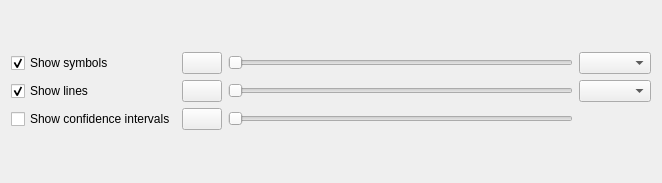
The window that braphy/gui/ui_files/binary_plot_settings.ui (softmatterlab/Braph-2.0-Python) describes before a commit, drawn with Qt 5.
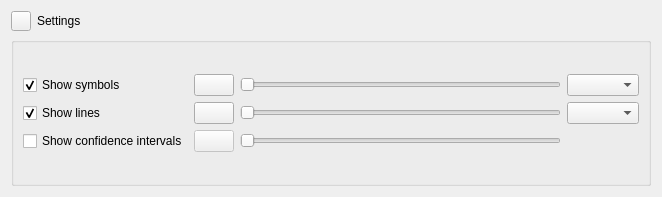
The same window after the commit.

Commit message: Add skeleton for binary plots

Patch:
```diff
--- a/braphy/gui/ui_files/binary_plot_settings.ui
+++ b/braphy/gui/ui_files/binary_plot_settings.ui
@@ -7,17 +7,67 @@
     <x>0</x>
     <y>0</y>
     <width>662</width>
-    <height>183</height>
+    <height>197</height>
    </rect>
   </property>
   <property name="windowTitle">
    <string>Form</string>
   </property>
+  <layout class="QVBoxLayout" name="verticalLayout">
+   <item>
+    <layout class="QHBoxLayout" name="horizontalLayout">
+     <property name="spacing">
+      <number>6</number>
+     </property>
+     <item>
+      <widget class="QPushButton" name="btnShow">
+       <property name="sizePolicy">
+        <sizepolicy hsizetype="Fixed" vsizetype="Fixed">
+         <horstretch>0</horstretch>
+         <verstretch>0</verstretch>
+        </sizepolicy>
+       </property>
+       <property name="maximumSize">
+        <size>
+         <width>20</width>
+         <height>20</height>
+        </size>
+       </property>
+       <property name="text">
+        <string/>
+       </property>
+      </widget>
+     </item>
+     <item>
+      <widget class="QLabel" name="label">
+       <property name="text">
+        <string>Settings</string>
+       </property>
+      </widget>
+     </item>
+    </layout>
+   </item>
+   <item>
+    <widget class="QGroupBox" name="groupBox">
+     <property name="sizePolicy">
+      <sizepolicy hsizetype="MinimumExpanding" vsizetype="MinimumExpanding">
+       <horstretch>0</horstretch>
+       <verstretch>0</verstretch>
+      </sizepolicy>
+     </property>
+     <property name="title">
+      <string/>
+     </property>
+     <layout class="QGridLayout" name="gridLayout_3">
+      <item row="0" column="0">
   <layout class="QGridLayout" name="gridLayout_2">
    <item row="0" column="0">
     <layout class="QGridLayout" name="gridLayout">
      <item row="4" column="3">
       <widget class="QPushButton" name="btnCIColor">
+            <property name="enabled">
+             <bool>false</bool>
+            </property>
        <property name="text">
         <string/>
        </property>
@@ -56,6 +106,9 @@
      </item>
      <item row="4" column="4">
       <widget class="QSlider" name="sliderCI">
+            <property name="enabled">
+             <bool>false</bool>
+            </property>
        <property name="orientation">
         <enum>Qt::Horizontal</enum>
        </property>
@@ -92,6 +145,11 @@
       <widget class="QComboBox" name="comboBoxLines"/>
      </item>
     </layout>
+        </item>
+       </layout>
+      </item>
+     </layout>
+    </widget>
    </item>
   </layout>
  </widget>
```
Lines whose indentation alone changed are shown as unchanged. The commit also changes 4 other files.
